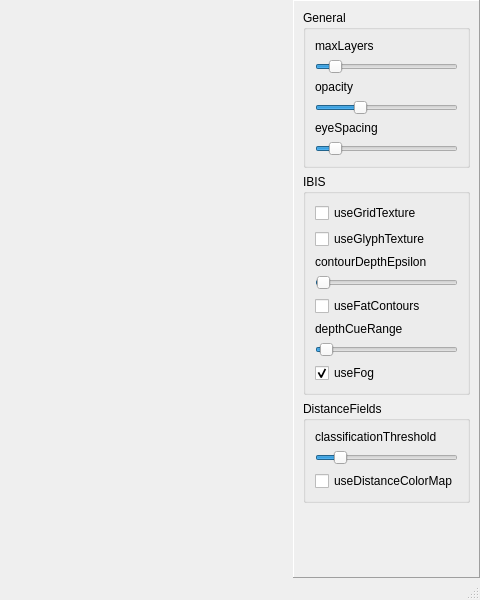
Qt form Widgets/NQVTKWindow.ui (bwrrp/nqvtk) before a commit; both pictures show x 320 to 800 and y 0 to 600 of the 800 by 600 pixel window.
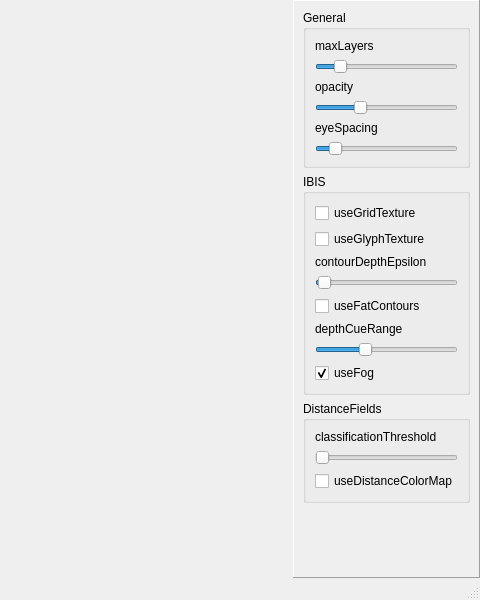
The same form after that commit. Custom widgets are drawn as their Qt base class.

Commit message: Some tweaks to GUI and defaults. Added texture shadows.

Patch:
```diff
--- a/Widgets/NQVTKWindow.ui
+++ b/Widgets/NQVTKWindow.ui
@@ -13,6 +13,14 @@
    <string>NQVTK</string>
   </property>
   <widget class="QWidget" name="centralwidget" >
+   <property name="geometry" >
+    <rect>
+     <x>0</x>
+     <y>19</y>
+     <width>800</width>
+     <height>562</height>
+    </rect>
+   </property>
    <layout class="QHBoxLayout" >
     <property name="margin" >
      <number>0</number>
@@ -38,9 +46,7 @@
     <item>
      <widget class="QFrame" name="frame" >
       <property name="sizePolicy" >
-       <sizepolicy>
-        <hsizetype>0</hsizetype>
-        <vsizetype>3</vsizetype>
+       <sizepolicy vsizetype="MinimumExpanding" hsizetype="Fixed" >
         <horstretch>0</horstretch>
         <verstretch>0</verstretch>
        </sizepolicy>
@@ -86,7 +92,7 @@
              <number>50</number>
             </property>
             <property name="value" >
-             <number>6</number>
+             <number>8</number>
             </property>
             <property name="orientation" >
              <enum>Qt::Horizontal</enum>
@@ -178,9 +184,7 @@
           <item>
            <widget class="QSlider" name="contourDepthEpsilon" >
             <property name="sizePolicy" >
-             <sizepolicy>
-              <hsizetype>7</hsizetype>
-              <vsizetype>0</vsizetype>
+             <sizepolicy vsizetype="Fixed" hsizetype="Expanding" >
               <horstretch>0</horstretch>
               <verstretch>0</verstretch>
              </sizepolicy>
@@ -192,7 +196,7 @@
              <number>400</number>
             </property>
             <property name="value" >
-             <number>4</number>
+             <number>5</number>
             </property>
             <property name="orientation" >
              <enum>Qt::Horizontal</enum>
@@ -216,9 +220,7 @@
           <item>
            <widget class="QSlider" name="depthCueRange" >
             <property name="sizePolicy" >
-             <sizepolicy>
-              <hsizetype>7</hsizetype>
-              <vsizetype>0</vsizetype>
+             <sizepolicy vsizetype="Fixed" hsizetype="Expanding" >
               <horstretch>0</horstretch>
               <verstretch>0</verstretch>
              </sizepolicy>
@@ -230,7 +232,7 @@
              <number>30000</number>
             </property>
             <property name="value" >
-             <number>1000</number>
+             <number>10000</number>
             </property>
             <property name="orientation" >
              <enum>Qt::Horizontal</enum>
@@ -253,9 +255,7 @@
        <item>
         <widget class="QGroupBox" name="groupBox" >
          <property name="sizePolicy" >
-          <sizepolicy>
-           <hsizetype>1</hsizetype>
-           <vsizetype>1</vsizetype>
+          <sizepolicy vsizetype="Minimum" hsizetype="Minimum" >
            <horstretch>0</horstretch>
            <verstretch>0</verstretch>
           </sizepolicy>
@@ -288,9 +288,7 @@
           <item>
            <widget class="QSlider" name="classificationThreshold" >
             <property name="sizePolicy" >
-             <sizepolicy>
-              <hsizetype>7</hsizetype>
-              <vsizetype>0</vsizetype>
+             <sizepolicy vsizetype="Fixed" hsizetype="Expanding" >
               <horstretch>0</horstretch>
               <verstretch>0</verstretch>
              </sizepolicy>
@@ -299,7 +297,7 @@
              <number>750</number>
             </property>
             <property name="value" >
-             <number>105</number>
+             <number>0</number>
             </property>
             <property name="orientation" >
              <enum>Qt::Horizontal</enum>
```
Left out of the diff: 51 changed lines with no effect on the pictures. The commit also changes 5 other files.
